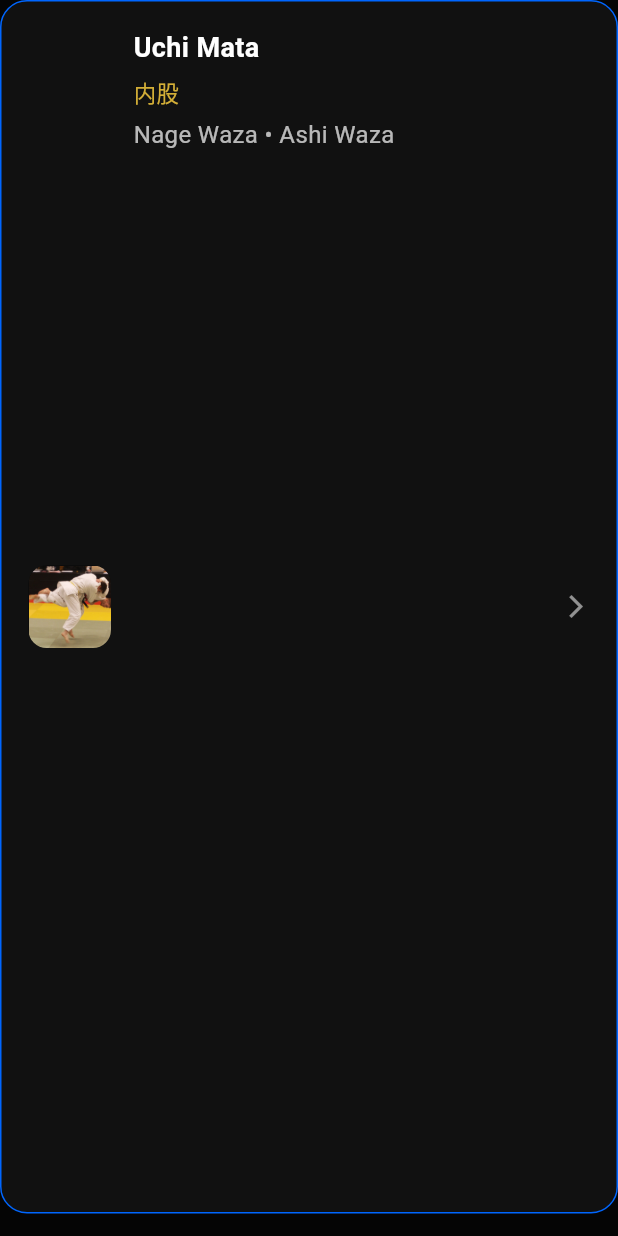
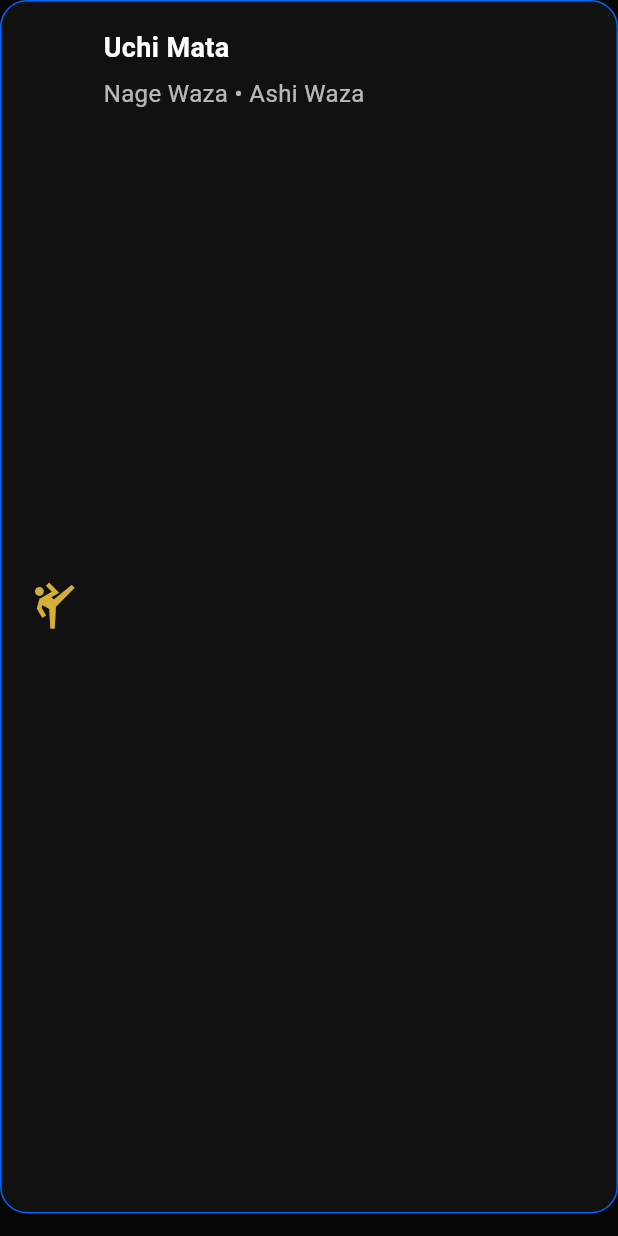
Before and after one commit to JAVANIJUDO/judo_mind_mvp, a Flutter app: the TechniqueCard widget shown alone on an empty page, opened directly with sample values from the repository, on a phone screen of 412 x 824 dp. Run offline on Flutter 3.47's test engine with Material 3 defaults, Android fonts, the phone set to English and light mode, and no system bars.

Commit message:
Upgrade technique model architecture

```diff
--- a/lib/screens/techniques/techniques_screen.dart
+++ b/lib/screens/techniques/techniques_screen.dart
@@ -3,6 +3,7 @@ import 'package:flutter/material.dart';
 import '../../core/constants/techniques.dart';
 import '../../models/technique_model.dart';
 import '../technique_detail/technique_detail_screen.dart';
+
 
 
 class TechniquesScreen extends StatefulWidget {
@@ -30,26 +31,39 @@ class _TechniquesScreenState extends State<TechniquesScreen> {
   final List<String> filters = [
 
     "All",
+
     "Nage Waza",
+
     "Te Waza",
+
     "Ashi Waza",
+
     "Koshi Waza",
+
     "Sutemi Waza",
+
     "Katame Waza",
+
     "Osaekomi Waza",
+
     "Shime Waza",
+
     "Kansetsu Waza",
+
     "Ne Waza",
+
     "Tachi Waza",
 
   ];
 
 
 
-  bool checkFilter(TechniqueModel technique) {
 
 
-    if(selectedFilter == "All") {
+  bool checkFilter(TechniqueModel technique){
+
+
+    if(selectedFilter == "All"){
 
       return true;
 
@@ -57,9 +71,13 @@ class _TechniquesScreenState extends State<TechniquesScreen> {
 
 
     return technique.category == selectedFilter ||
+
         technique.type == selectedFilter;
 
+
   }
+
+
 
 
 
@@ -69,27 +87,21 @@ class _TechniquesScreenState extends State<TechniquesScreen> {
 
 
     final filteredTechniques =
-        JudoTechniques.techniques.where((technique) {
 
-
-      final search = searchText.toLowerCase();
-
+        JudoTechniques.techniques.where((technique){
 
 
       final searchMatch =
 
           technique.nameEn
               .toLowerCase()
-              .contains(search) ||
-
-          technique.nameJp
-              .toLowerCase()
-              .contains(search);
+              .contains(
+                searchText.toLowerCase(),
+              );
 
 
 
-      return searchMatch &&
-          checkFilter(technique);
+      return searchMatch && checkFilter(technique);
 
 
 
@@ -98,71 +110,111 @@ class _TechniquesScreenState extends State<TechniquesScreen> {
 
 
 
+
     return Scaffold(
 
 
+
       backgroundColor:
+
           const Color(0xFF050505),
 
 
 
       appBar: AppBar(
 
+
+
         backgroundColor:
+
             Colors.transparent,
 
-        elevation: 0,
 
 
-        title: const Text(
+        elevation:0,
+
+
+
+        title:const Text(
+
+
 
           "Techniques",
 
-          style: TextStyle(
 
-            color: Colors.white,
 
-            fontWeight: FontWeight.bold,
+          style:TextStyle(
+
+
+
+            color:Colors.white,
+
+            fontWeight:FontWeight.bold,
 
           ),
 
+
+
         ),
+
+
 
       ),
 
 
 
 
-      body: Padding(
-
-        padding: const EdgeInsets.all(20),
 
 
-        child: Column(
+      body:Padding(
+
+
+
+        padding:
+
+            const EdgeInsets.all(20),
+
+
+
+        child:Column(
+
+
 
           crossAxisAlignment:
+
               CrossAxisAlignment.start,
 
 
-          children: [
+
+          children:[
+
 
 
 
             const Text(
 
+
+
               "67 Official Judo Techniques",
 
-              style: TextStyle(
 
-                color: Colors.white,
 
-                fontSize: 26,
+              style:TextStyle(
 
-                fontWeight: FontWeight.bold,
+
+
+                color:Colors.white,
+
+                fontSize:26,
+
+                fontWeight:FontWeight.bold,
 
               ),
 
+
+
             ),
+
 
 
 
@@ -170,19 +222,30 @@ class _TechniquesScreenState extends State<TechniquesScreen> {
 
 
 
+
             const Text(
+
+
 
               "IJF Technique Database",
 
-              style: TextStyle(
 
-                color: Color(0xFF0066FF),
+
+              style:TextStyle(
+
+
+
+                color:Color(0xFF0066FF),
 
                 fontSize:16,
 
               ),
 
+
+
             ),
+
+
 
 
 
@@ -191,31 +254,45 @@ class _TechniquesScreenState extends State<TechniquesScreen> {
 
 
 
+
             TextField(
+
 
 
               onChanged:(value){
 
 
+
                 setState((){
 
-                  searchText = value;
+
+
+                  searchText=value;
+
+
 
                 });
+
 
 
               },
 
 
-              style: const TextStyle(
 
-                color: Colors.white,
+              style:
+
+                  const TextStyle(
+
+                    color:Colors.white,
 
                   ),
 
 
 
-              decoration: InputDecoration(
+              decoration:
+
+                  InputDecoration(
+
 
 
                 hintText:
@@ -223,13 +300,15 @@ class _TechniquesScreenState extends State<TechniquesScreen> {
                     "Search technique...",
 
 
+
                 hintStyle:
 
                     const TextStyle(
 
-                      color: Colors.grey,
+                      color:Colors.grey,
 
                     ),
+
 
 
                 prefixIcon:
@@ -238,13 +317,14 @@ class _TechniquesScreenState extends State<TechniquesScreen> {
 
                       Icons.search,
 
-                      color: Colors.white,
+                      color:Colors.white,
 
                     ),
 
 
 
                 filled:true,
+
 
 
                 fillColor:
@@ -257,22 +337,32 @@ class _TechniquesScreenState extends State<TechniquesScreen> {
 
                     OutlineInputBorder(
 
+
+
                   borderRadius:
 
                       BorderRadius.circular(15),
+
 
 
                   borderSide:
 
                       BorderSide.none,
 
-                ),
 
 
                 ),
 
 
+
               ),
+
+
+
+            ),
+
+
+
 
 
 
@@ -281,12 +371,18 @@ class _TechniquesScreenState extends State<TechniquesScreen> {
 
 
 
+
+
             SizedBox(
+
+
 
               height:45,
 
 
-              child: ListView.builder(
+
+              child:ListView.builder(
+
 
 
                 scrollDirection:
@@ -294,40 +390,54 @@ class _TechniquesScreenState extends State<TechniquesScreen> {
                     Axis.horizontal,
 
 
+
                 itemCount:
 
                     filters.length,
 
 
+
                 itemBuilder:(context,index){
+
 
 
                   final filter = filters[index];
 
 
+
                   final active =
+
                       selectedFilter == filter;
+
 
 
 
                   return GestureDetector(
 
 
+
                     onTap:(){
+
 
 
                       setState((){
 
+
+
                         selectedFilter = filter;
 
+
+
                       });
+
 
 
                     },
 
 
 
-                    child: Container(
+                    child:Container(
+
 
 
                       margin:
@@ -337,6 +447,7 @@ class _TechniquesScreenState extends State<TechniquesScreen> {
                             right:10,
 
                           ),
+
 
 
                       padding:
@@ -350,7 +461,11 @@ class _TechniquesScreenState extends State<TechniquesScreen> {
                           ),
 
 
-                      decoration: BoxDecoration(
+
+                      decoration:
+
+                          BoxDecoration(
+
 
 
                         color:
@@ -362,20 +477,28 @@ class _TechniquesScreenState extends State<TechniquesScreen> {
                             : const Color(0xFF111111),
 
 
+
                         borderRadius:
 
                             BorderRadius.circular(20),
 
 
+
                       ),
 
 
-                      child: Text(
+
+                      child:Text(
+
+
 
                         filter,
 
 
-                        style: TextStyle(
+
+                        style:TextStyle(
+
+
 
                           color:
 
@@ -386,105 +509,173 @@ class _TechniquesScreenState extends State<TechniquesScreen> {
                               : Colors.white,
 
 
+
                           fontWeight:
 
                               FontWeight.bold,
 
-                        ),
+
 
                         ),
 
+
+
                       ),
+
+
+
+                    ),
+
+
 
                   );
 
 
+
                 },
 
-              ),
+
 
               ),
 
 
+
+            ),
+
+
+
+
+
             const SizedBox(height:20),
+
+
+
+
+
 
             Expanded(
 
-              child: ListView.builder(
+
+
+              child:
+
+                  ListView.builder(
+
+
 
                 itemCount:
+
                     filteredTechniques.length,
+
 
 
                 itemBuilder:(context,index){
 
 
+
                   final technique =
+
                       filteredTechniques[index];
+
 
 
 
                   return GestureDetector(
 
 
+
                     onTap:(){
+
 
 
                       Navigator.push(
 
+
+
                         context,
+
 
 
                         MaterialPageRoute(
 
+
+
                           builder:(context)=>
+
 
 
                               TechniqueDetailScreen(
 
-                                technique: technique,
+
+
+                                technique:technique,
+
+
 
                               ),
 
 
+
                         ),
 
+
+
                       );
+
 
 
                     },
 
 
 
-                    child: TechniqueCard(
+                    child:
 
-                      technique: technique,
+                        TechniqueCard(
+
+                          technique:technique,
 
                         ),
+
 
 
                   );
 
 
+
                 },
+
 
 
               ),
 
+
+
             ),
+
 
 
           ],
 
-        ),
+
 
         ),
 
+
+
+      ),
+
+
+
     );
+
+
 
   }
 
+
+
 }
+
 
 
 
@@ -499,19 +690,28 @@ class TechniqueCard extends StatelessWidget {
 
   const TechniqueCard({
 
+
+
     super.key,
 
     required this.technique,
+
+
 
   });
 
 
 
+
+
   @override
+
   Widget build(BuildContext context){
 
 
+
     return Container(
+
 
 
       margin:
@@ -530,7 +730,10 @@ class TechniqueCard extends StatelessWidget {
 
 
 
-      decoration: BoxDecoration(
+      decoration:
+
+          BoxDecoration(
+
 
 
         color:
@@ -538,97 +741,64 @@ class TechniqueCard extends StatelessWidget {
             const Color(0xFF111111),
 
 
+
         borderRadius:
 
             BorderRadius.circular(18),
+
 
 
         border:
 
             Border.all(
 
+
+
           color:
 
               const Color(0xFF0066FF),
 
-        ),
 
 
         ),
 
 
 
-      child: Row(
+      ),
+
+
+
+
+
+      child:Row(
+
 
 
         children:[
 
 
 
-          Container(
-
-            width:55,
-
-            height:55,
+          const Icon(
 
 
-            decoration: BoxDecoration(
+
+            Icons.sports_martial_arts,
+
+
 
             color:
-                  const Color(0xFF080808),
 
-              borderRadius:
-                  BorderRadius.circular(12),
+                Color(0xFFD4AF37),
+
+
+
+            size:35,
+
+
 
           ),
 
 
-            child: technique.images.isNotEmpty
-
-                ? ClipRRect(
-
-                    borderRadius:
-                        BorderRadius.circular(12),
-
-                    child: Image.asset(
-
-                      technique.images.first,
-
-                      fit: BoxFit.cover,
-
-
-                      errorBuilder:
-                          (context,error,stack){
-
-                        return const Icon(
-
-                          Icons.sports_martial_arts,
-
-                          color:
-                              Color(0xFFD4AF37),
-
-                          size:35,
-
-                        );
-
-                      },
-
-                    ),
-
-                  )
-
-                : const Icon(
-
-                    Icons.sports_martial_arts,
-
-                    color:
-                        Color(0xFFD4AF37),
-
-                    size:35,
-
-                  ),
-
-          ),
 
 
 
@@ -636,15 +806,15 @@ class TechniqueCard extends StatelessWidget {
 
 
 
-          Expanded(
 
+          Column(
 
-            child: Column(
 
 
             crossAxisAlignment:
 
                 CrossAxisAlignment.start,
+
 
 
             children:[
@@ -654,7 +824,9 @@ class TechniqueCard extends StatelessWidget {
               Text(
 
 
+
                 technique.nameEn,
+
 
 
                 style:
@@ -662,21 +834,22 @@ class TechniqueCard extends StatelessWidget {
                     const TextStyle(
 
 
+
                   color:Colors.white,
-
 
                   fontSize:18,
 
+                  fontWeight:FontWeight.bold,
 
-                    fontWeight:
-
-                        FontWeight.bold,
 
 
                 ),
 
 
+
               ),
+
+
 
 
 
@@ -684,10 +857,14 @@ class TechniqueCard extends StatelessWidget {
 
 
 
+
+
               Text(
 
 
-                  technique.nameJp,
+
+                "${technique.category} • ${technique.type}",
+
 
 
                 style:
@@ -695,42 +872,22 @@ class TechniqueCard extends StatelessWidget {
                     const TextStyle(
 
 
-                    color:
 
-                        Color(0xFFD4AF37),
+                  color:Colors.white70,
 
-
-                    fontSize:15,
-
-
-                  ),
 
 
                 ),
 
 
 
-                const SizedBox(height:6),
+              ),
 
 
 
-                Text(
 
+            ],
 
-                  "${technique.category} • ${technique.type}",
-
-
-                  style:
-
-                      const TextStyle(
-
-
-                    color:
-
-                        Colors.white70,
-
-
-                  ),
 
 
           ),
@@ -740,37 +897,17 @@ class TechniqueCard extends StatelessWidget {
         ],
 
 
-            ),
-
 
       ),
 
 
 
-          const Icon(
+    );
 
-            Icons.arrow_forward_ios,
-
-            color:
-
-                Colors.white54,
-
-            size:18,
-
-          ),
-
-
-
-        ],
-
-
-      ),
-
-
-    );
 
 
   }
 
 
+
 }
```
Lines whose indentation alone changed are shown as unchanged.
